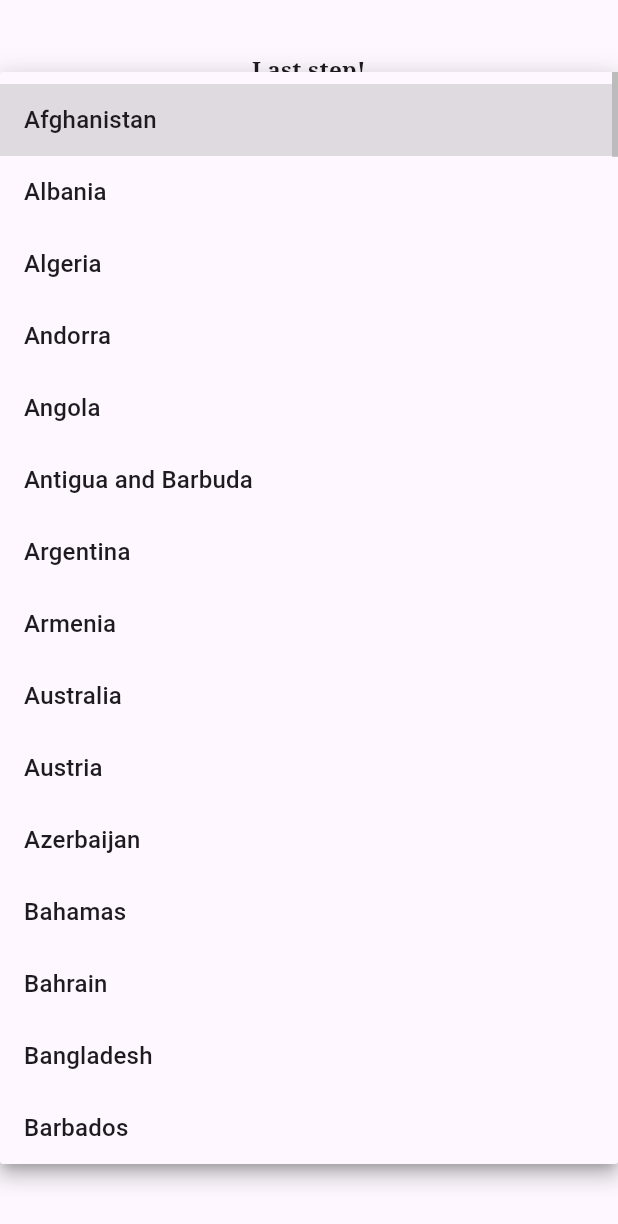
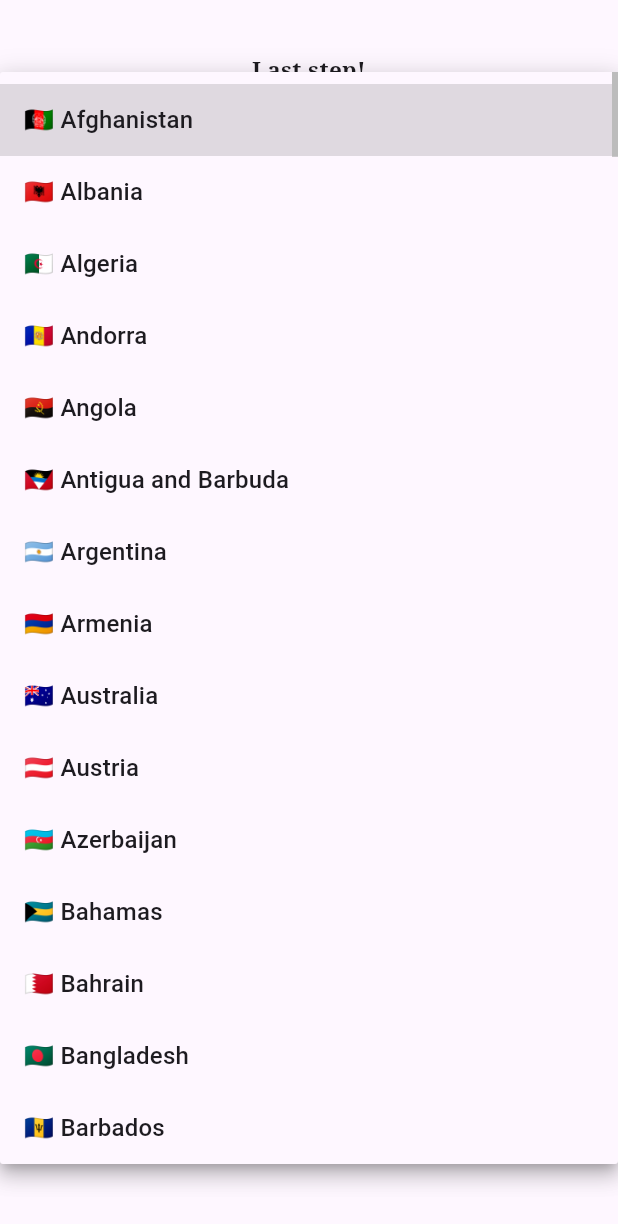
Before and after one commit to Safo-Samson/UniConnect, a Flutter app: the MoreSignUpInfo screen opened by its route, after a tap on "Select a Country", on a phone screen of 412 x 824 dp. Shown: the top 1224 px of the screen. Run offline on Flutter 3.47's test engine with Material 3 defaults, Android fonts, the phone set to English and light mode, and no system bars; our stand-ins replace firebase_core; accounts and stored records are empty.

```diff
--- /dev/null
+++ b/lib/constants/countries_with_flag.dart
@@ -0,0 +1,197 @@
+const List<String> allCountriesWithFlags = [
+  '🇦🇫 Afghanistan',
+  '🇦🇱 Albania',
+  '🇩🇿 Algeria',
+  '🇦🇩 Andorra',
+  '🇦🇴 Angola',
+  '🇦🇬 Antigua and Barbuda',
+  '🇦🇷 Argentina',
+  '🇦🇲 Armenia',
+  '🇦🇺 Australia',
+  '🇦🇹 Austria',
+  '🇦🇿 Azerbaijan',
+  '🇧🇸 Bahamas',
+  '🇧🇭 Bahrain',
+  '🇧🇩 Bangladesh',
+  '🇧🇧 Barbados',
+  '🇧🇾 Belarus',
+  '🇧🇪 Belgium',
+  '🇧🇿 Belize',
+  '🇧🇯 Benin',
+  '🇧🇹 Bhutan',
+  '🇧🇴 Bolivia',
+  '🇧🇦 Bosnia and Herzegovina',
+  '🇧🇼 Botswana',
+  '🇧🇷 Brazil',
+  '🇧🇳 Brunei',
+  '🇧🇬 Bulgaria',
+  '🇧🇫 Burkina Faso',
+  '🇧🇮 Burundi',
+  '🇨🇻 Cabo Verde',
+  '🇰🇭 Cambodia',
+  '🇨🇲 Cameroon',
+  '🇨🇦 Canada',
+  '🇨🇫 Central African Republic',
+  '🇹🇩 Chad',
+  '🇨🇱 Chile',
+  '🇨🇳 China',
+  '🇨🇴 Colombia',
+  '🇰🇲 Comoros',
+  '🇨🇬 Congo (Congo-Brazzaville)',
+  '🇨🇷 Costa Rica',
+  '🇭🇷 Croatia',
+  '🇨🇺 Cuba',
+  '🇨🇾 Cyprus',
+  '🇨🇿 Czechia (Czech Republic)',
+  '🇨🇩 Democratic Republic of the Congo',
+  '🇩🇰 Denmark',
+  '🇩🇯 Djibouti',
+  '🇩🇲 Dominica',
+  '🇩🇴 Dominican Republic',
+  '🇪🇨 Ecuador',
+  '🇪🇬 Egypt',
+  '🇸🇻 El Salvador',
+  '🇬🇶 Equatorial Guinea',
+  '🇪🇷 Eritrea',
+  '🇪🇪 Estonia',
+  '🇸🇿 Eswatini (fmr. "Swaziland")',
+  '🇪🇹 Ethiopia',
+  '🇫🇯 Fiji',
+  '🇫🇮 Finland',
+  '🇫🇷 France',
+  '🇬🇦 Gabon',
+  '🇬🇲 Gambia',
+  '🇬🇪 Georgia',
+  '🇩🇪 Germany',
+  '🇬🇭 Ghana',
+  '🇬🇷 Greece',
+  '🇬🇩 Grenada',
+  '🇬🇹 Guatemala',
+  '🇬🇳 Guinea',
+  '🇬🇼 Guinea-Bissau',
+  '🇬🇾 Guyana',
+  '🇭🇹 Haiti',
+  '🇻🇦 Holy See',
+  '🇭🇳 Honduras',
+  '🇭🇺 Hungary',
+  '🇮🇸 Iceland',
+  '🇮🇳 India',
+  '🇮🇩 Indonesia',
+  '🇮🇷 Iran',
+  '🇮🇶 Iraq',
+  '🇮🇪 Ireland',
+  '🇮🇱 Israel',
+  '🇮🇹 Italy',
+  '🇨🇮 Ivory Coast',
+  '🇯🇲 Jamaica',
+  '🇯🇵 Japan',
+  '🇯🇴 Jordan',
+  '🇰🇿 Kazakhstan',
+  '🇰🇪 Kenya',
+  '🇰🇮 Kiribati',
+  '🇰🇼 Kuwait',
+  '🇰🇬 Kyrgyzstan',
+  '🇱🇦 Laos',
+  '🇱🇻 Latvia',
+  '🇱🇧 Lebanon',
+  '🇱🇸 Lesotho',
+  '🇱🇷 Liberia',
+  '🇱🇾 Libya',
+  '🇱🇮 Liechtenstein',
+  '🇱🇹 Lithuania',
+  '🇱🇺 Luxembourg',
+  '🇲🇬 Madagascar',
+  '🇲🇼 Malawi',
+  '🇲🇾 Malaysia',
+  '🇲🇻 Maldives',
+  '🇲🇱 Mali',
+  '🇲🇹 Malta',
+  '🇲🇭 Marshall Islands',
+  '🇲🇷 Mauritania',
+  '🇲🇺 Mauritius',
+  '🇲🇽 Mexico',
+  '🇫🇲 Micronesia',
+  '🇲🇩 Moldova',
+  '🇲🇨 Monaco',
+  '🇲🇳 Mongolia',
+  '🇲🇪 Montenegro',
+  '🇲🇦 Morocco',
+  '🇲🇿 Mozambique',
+  '🇲🇲 Myanmar (formerly Burma)',
+  '🇳🇦 Namibia',
+  '🇳🇷 Nauru',
+  '🇳🇵 Nepal',
+  '🇳🇱 Netherlands',
+  '🇳🇿 New Zealand',
+  '🇳🇮 Nicaragua',
+  '🇳🇪 Niger',
+  '🇳🇬 Nigeria',
+  '🇰🇵 North Korea',
+  '🇲🇰 North Macedonia (formerly Macedonia)',
+  '🇳🇴 Norway',
+  '🇴🇲 Oman',
+  '🇵🇰 Pakistan',
+  '🇵🇼 Palau',
+  '🇵🇸 Palestine State',
+  '🇵🇦 Panama',
+  '🇵🇬 Papua New Guinea',
+  '🇵🇾 Paraguay',
+  '🇵🇪 Peru',
+  '🇵🇭 Philippines',
+  '🇵🇱 Poland',
+  '🇵🇹 Portugal',
+  '🇶🇦 Qatar',
+  '🇷🇴 Romania',
+  '🇷🇺 Russia',
+  '🇷🇼 Rwanda',
+  '🇰🇳 Saint Kitts and Nevis',
+  '🇱🇨 Saint Lucia',
+  '🇻🇨 Saint Vincent and the Grenadines',
+  '🇼🇸 Samoa',
+  '🇸🇲 San Marino',
+  '🇸🇹 Sao Tome and Principe',
+  '🇸🇦 Saudi Arabia',
+  '🇸🇳 Senegal',
+  '🇷🇸 Serbia',
+  '🇸🇨 Seychelles',
+  '🇸🇱 Sierra Leone',
+  '🇸🇬 Singapore',
+  '🇸🇰 Slovakia',
+  '🇸🇮 Slovenia',
+  '🇸🇧 Solomon Islands',
+  '🇸🇴 Somalia',
+  '🇿🇦 South Africa',
+  '🇰🇷 South Korea',
+  '🇸🇸 South Sudan',
+  '🇪🇸 Spain',
+  '🇱🇰 Sri Lanka',
+  '🇸🇩 Sudan',
+  '🇸🇷 Suriname',
+  '🇸🇪 Sweden',
+  '🇨🇭 Switzerland',
+  '🇸🇾 Syria',
+  '🇹🇯 Tajikistan',
+  '🇹🇿 Tanzania',
+  '🇹🇭 Thailand',
+  '🇹🇱 Timor-Leste',
+  '🇹🇬 Togo',
+  '🇹🇴 Tonga',
+  '🇹🇹 Trinidad and Tobago',
+  '🇹🇳 Tunisia',
+  '🇹🇷 Turkey',
+  '🇹🇲 Turkmenistan',
+  '🇹🇻 Tuvalu',
+  '🇺🇬 Uganda',
+  '🇺🇦 Ukraine',
+  '🇦🇪 United Arab Emirates',
+  '🇬🇧 United Kingdom',
+  '🇺🇸 United States of America',
+  '🇺🇾 Uruguay',
+  '🇺🇿 Uzbekistan',
+  '🇻🇺 Vanuatu',
+  '🇻🇪 Venezuela',
+  '🇻🇳 Vietnam',
+  '🇾🇪 Yemen',
+  '🇿🇲 Zambia',
+  '🇿🇼 Zimbabwe'
+];
--- a/lib/views/more-sign-up-info.dart
+++ b/lib/views/more-sign-up-info.dart
@@ -1,6 +1,7 @@
 import 'package:flutter/material.dart';
 import 'package:intl/intl.dart';
 import 'package:uniconnect/constants/countries.dart';
+import 'package:uniconnect/constants/countries_with_flag.dart';
 import 'package:uniconnect/constants/course_list.dart';
 import 'package:uniconnect/constants/routes.dart';
 import 'package:uniconnect/utils/brand_colours.dart';
@@ -165,6 +166,25 @@ class _MoreSignUpInfoState extends State<MoreSignUpInfo> {
                 ],
               ),
               verticalSpace(10.0),
+              // DropdownButtonFormField<String>(
+              //   isExpanded: true,
+              //   decoration: const InputDecoration(
+              //     hintText: 'Select a Country',
+              //     border: OutlineInputBorder(),
+              //     labelText: 'Select a Country',
+              //   ),
+              //   items: allCountries.map((String value) {
+              //     return DropdownMenuItem<String>(
+              //       value: value,
+              //       child: Text(value),
+              //     );
+              //   }).toList(),
+              //   onChanged: (String? value) {
+              //     selectedCountryController.text = value ?? '';
+              //     setState(() {});
+              //   },
+              // ),
+
               DropdownButtonFormField<String>(
                 isExpanded: true,
                 decoration: const InputDecoration(
@@ -172,7 +192,7 @@ class _MoreSignUpInfoState extends State<MoreSignUpInfo> {
                   border: OutlineInputBorder(),
                   labelText: 'Select a Country',
                 ),
-                items: allCountries.map((String value) {
+                items: allCountriesWithFlags.map((String value) {
                   return DropdownMenuItem<String>(
                     value: value,
                     child: Text(value),
```
